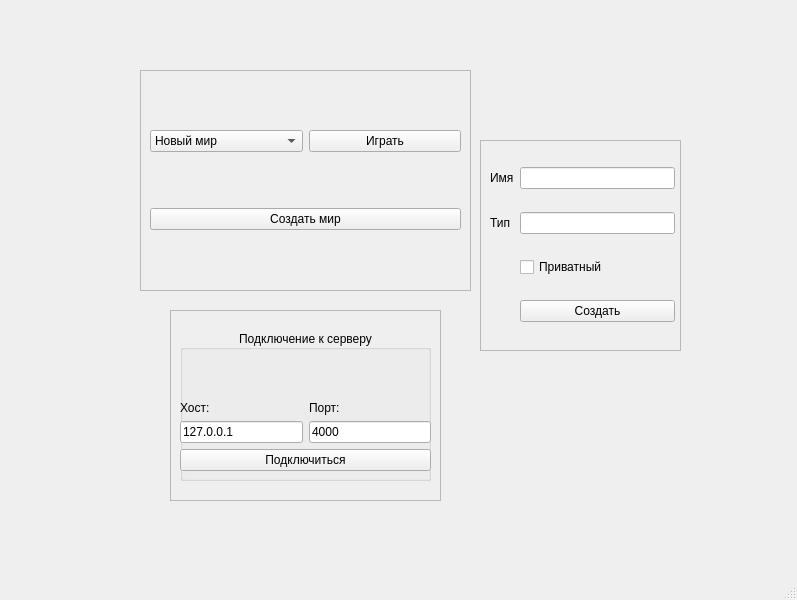
Before: the Qt Designer form client/untitled.ui in RussianInventor/engine, drawn with Qt 5.
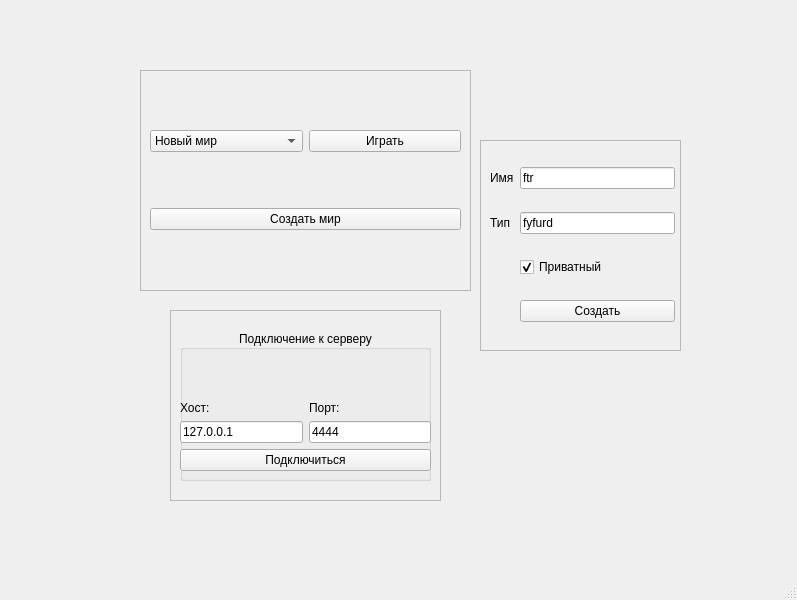
After: the same form once the commit is applied.

```diff
--- a/client/untitled.ui
+++ b/client/untitled.ui
@@ -80,7 +80,7 @@
        <item row="3" column="1">
         <widget class="QLineEdit" name="portEntry">
          <property name="text">
-          <string>4000</string>
+          <string>4444</string>
          </property>
         </widget>
        </item>
@@ -199,6 +199,9 @@
         <property name="text">
          <string>Приватный</string>
         </property>
+        <property name="checked">
+         <bool>true</bool>
+        </property>
        </widget>
       </item>
       <item row="9" column="1">
@@ -223,10 +226,18 @@
        </widget>
       </item>
       <item row="0" column="1">
-       <widget class="QLineEdit" name="world_name"/>
+       <widget class="QLineEdit" name="world_name">
+        <property name="text">
+         <string>ftr</string>
+        </property>
+       </widget>
       </item>
       <item row="3" column="1">
-       <widget class="QLineEdit" name="world_type"/>
+       <widget class="QLineEdit" name="world_type">
+        <property name="text">
+         <string>fyfurd</string>
+        </property>
+       </widget>
       </item>
      </layout>
     </widget>
```
